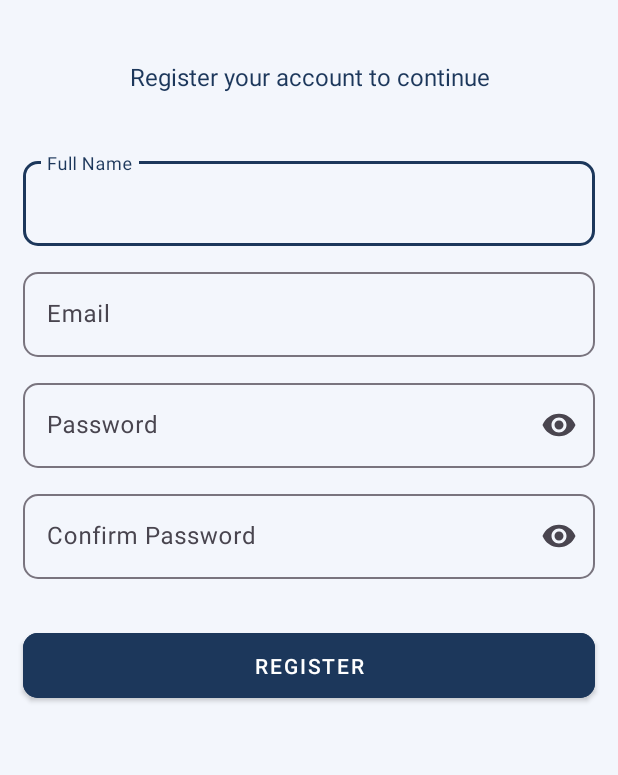
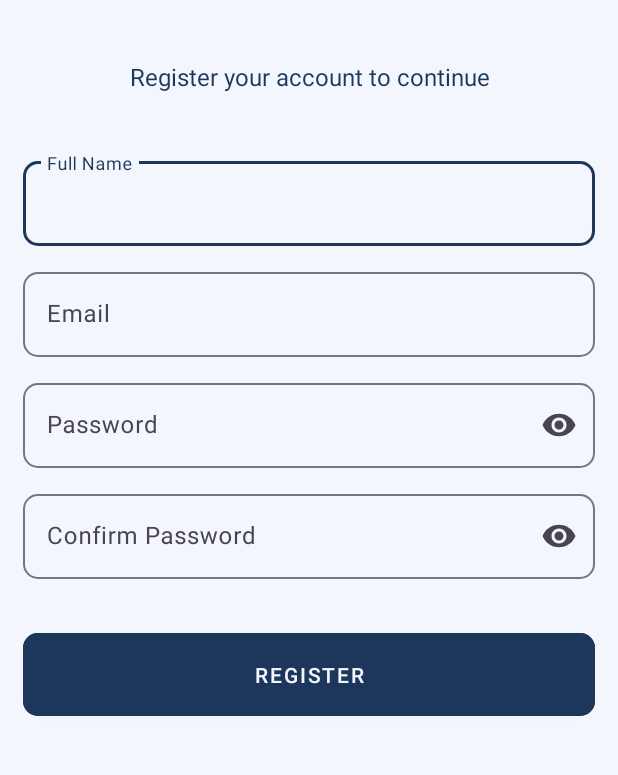
Before and after one commit to QuanHT2412/LabBooking, an Android app: the screen it shows after launch (RegisterActivity), after a tap on "Sign Up", on a phone screen of 412 x 824 dp, the part 211-986 px from its top. Run offline under Robolectric (Android 15) with nearby library versions, the phone set to English and light mode, and no system bars; our stand-ins replace Firebase (no records; nobody signed in at launch, a user with empty details on screens opened directly); 1 other tap on this screen came first.

Commit message:
Add sign-in state checks and improve auth UI
Added checks in HomeActivity, RegisterActivity, and SignInActivity to redirect users based on authentication state. Improved SettingsFragment to support sign out. Updated sign-in and register layouts for better error display and consistent text colors. Refactored view IDs in sign-in layout for clarity.

```diff
--- a/app/src/main/java/io/diendanx/labbooking/activities/Home/HomeActivity.java
+++ b/app/src/main/java/io/diendanx/labbooking/activities/Home/HomeActivity.java
@@ -5,6 +5,7 @@ import android.content.pm.PackageManager;
 import android.os.Build;
 import android.os.Bundle;
 import android.view.View;
+import android.widget.Button;
 import android.widget.TextView;
 
 import androidx.activity.EdgeToEdge;
@@ -19,12 +20,15 @@ import androidx.viewpager2.widget.ViewPager2;
 
 import com.google.android.material.appbar.MaterialToolbar;
 import com.google.android.material.bottomnavigation.BottomNavigationView;
+import com.google.firebase.auth.FirebaseAuth;
+import com.google.firebase.auth.FirebaseUser;
 
 import java.util.Stack;
 
 import io.diendanx.labbooking.R;
 import io.diendanx.labbooking.activities.Cart.CartActivity;
 import io.diendanx.labbooking.activities.Home.adapters.HomePagerAdapter;
+import io.diendanx.labbooking.activities.SignIn.SignInActivity;
 import io.diendanx.labbooking.services.CartNotificationService;
 
 public class HomeActivity extends AppCompatActivity {
@@ -36,6 +40,18 @@ public class HomeActivity extends AppCompatActivity {
     private final Stack<Integer> fragmentBackStack = new Stack<>();
     private final int REQUEST_NOTIFICATION_PERMISSION = 100;
     private int cartItemCount = 0;
+    private Button btnSignOut;
+    private FirebaseAuth mAuth;
+
+    @Override
+    protected void onStart() {
+        super.onStart();
+        // Check if user is already signed in
+        if (mAuth.getCurrentUser() == null) {
+            startActivity(new Intent(getApplicationContext(), SignInActivity.class));
+            finish();
+        }
+    }
 
     @Override
     protected void onCreate(Bundle savedInstanceState) {
@@ -68,6 +84,7 @@ public class HomeActivity extends AppCompatActivity {
         bottomNav = findViewById(R.id.bottom_navigation);
         topAppBar = findViewById(R.id.top_app_bar);
         tvCartBadge = findViewById(R.id.tv_cart_badge);
+        mAuth = FirebaseAuth.getInstance();
 
         // set adapter for viewPager
         viewPager.setAdapter(new HomePagerAdapter(this));
@@ -75,6 +92,7 @@ public class HomeActivity extends AppCompatActivity {
     }
 
     private void setListeners() {
+
         bottomNav.setOnItemSelectedListener(item -> {
             int itemId = item.getItemId();
             int newPosition = -1;
--- a/app/src/main/java/io/diendanx/labbooking/activities/Register/RegisterActivity.java
+++ b/app/src/main/java/io/diendanx/labbooking/activities/Register/RegisterActivity.java
@@ -34,6 +34,16 @@ public class RegisterActivity extends AppCompatActivity {
     private FirebaseAuth mAuth;
     private CircularProgressIndicator progressIndicator;
     private TextInputLayout emailInputLayout, passwordInputLayout, confirmPasswordInputLayout, nameInputLayout;
+
+    @Override
+    protected void onStart() {
+        super.onStart();
+        // Check if user is already signed in
+        if (mAuth.getCurrentUser() != null) {
+            startActivity(new Intent(getApplicationContext(), HomeActivity.class));
+            finish();
+        }
+    }
 
     @Override
     protected void onCreate(Bundle savedInstanceState) {
--- a/app/src/main/java/io/diendanx/labbooking/activities/SignIn/SignInActivity.java
+++ b/app/src/main/java/io/diendanx/labbooking/activities/SignIn/SignInActivity.java
@@ -31,6 +31,16 @@ public class SignInActivity extends AppCompatActivity {
     private CircularProgressIndicator progressIndicator;
 
     @Override
+    protected void onStart() {
+        super.onStart();
+        // Check if user is already signed in
+        if (mAuth.getCurrentUser() != null) {
+            startActivity(new Intent(getApplicationContext(), HomeActivity.class));
+            finish();
+        }
+    }
+
+    @Override
     protected void onCreate(Bundle savedInstanceState) {
         super.onCreate(savedInstanceState);
         EdgeToEdge.enable(this);
@@ -47,10 +57,10 @@ public class SignInActivity extends AppCompatActivity {
     private void initViews() {
         signInButton = findViewById(R.id.btn_signin);
         registerButton = findViewById(R.id.btn_signup);
-        emailEditText = findViewById(R.id.et_email);
-        passwordEditText = findViewById(R.id.et_password);
-        emailInputLayout = findViewById(R.id.et_email_wrapper);
-        passwordInputLayout = findViewById(R.id.et_confirm_password_wrapper);
+        emailEditText = findViewById(R.id.et_email_signin);
+        passwordEditText = findViewById(R.id.et_password_signin);
+        emailInputLayout = findViewById(R.id.et_email_wrapper_signin);
+        passwordInputLayout = findViewById(R.id.et_password_wrapper_signin);
         progressIndicator = findViewById(R.id.progress_indicator_signin);
         mAuth = FirebaseAuth.getInstance();
     }
--- a/app/src/main/res/layout/activity_register.xml
+++ b/app/src/main/res/layout/activity_register.xml
@@ -70,6 +70,9 @@
                 android:layout_width="match_parent"
                 android:layout_height="wrap_content"
                 android:layout_marginHorizontal="15dp"
+                app:errorTextColor="@color/red_500"
+                app:boxStrokeErrorColor="@color/red_500"
+                app:errorIconTint="@color/red_500"
                 android:layout_marginTop="40dp"
                 android:hint="Full Name"
                 app:boxCornerRadiusBottomEnd="10dp"
@@ -83,6 +86,7 @@
                     android:id="@+id/et_name"
                     android:layout_width="match_parent"
                     android:layout_height="wrap_content"
+                    android:textColor="@color/main_900"
                     android:inputType="textPersonName" />
             </com.google.android.material.textfield.TextInputLayout>
 
@@ -92,6 +96,9 @@
                 android:layout_width="match_parent"
                 android:layout_height="wrap_content"
                 android:layout_marginHorizontal="15dp"
+                app:errorTextColor="@color/red_500"
+                app:boxStrokeErrorColor="@color/red_500"
+                app:errorIconTint="@color/red_500"
                 android:layout_marginTop="12dp"
                 android:hint="@string/email"
                 app:boxCornerRadiusBottomEnd="10dp"
@@ -106,6 +113,7 @@
                     android:id="@+id/et_email"
                     android:layout_width="match_parent"
                     android:layout_height="wrap_content"
+                    android:textColor="@color/main_900"
                     android:inputType="textEmailAddress" />
             </com.google.android.material.textfield.TextInputLayout>
 
@@ -115,6 +123,9 @@
                 android:layout_width="match_parent"
                 android:layout_height="wrap_content"
                 android:layout_marginHorizontal="15dp"
+                app:errorTextColor="@color/red_500"
+                app:boxStrokeErrorColor="@color/red_500"
+                app:errorIconTint="@color/red_500"
                 android:layout_marginTop="12dp"
                 android:hint="@string/password"
                 app:boxCornerRadiusBottomEnd="10dp"
@@ -129,6 +140,7 @@
                     android:id="@+id/et_password"
                     android:layout_width="match_parent"
                     android:layout_height="wrap_content"
+                    android:textColor="@color/main_900"
                     android:inputType="textPassword" />
             </com.google.android.material.textfield.TextInputLayout>
 
@@ -138,6 +150,9 @@
                 android:layout_width="match_parent"
                 android:layout_height="wrap_content"
                 android:layout_marginHorizontal="15dp"
+                app:errorTextColor="@color/red_500"
+                app:boxStrokeErrorColor="@color/red_500"
+                app:errorIconTint="@color/red_500"
                 android:layout_marginTop="12dp"
                 android:hint="Confirm Password"
                 app:boxCornerRadiusBottomEnd="10dp"
@@ -152,6 +167,7 @@
                     android:id="@+id/et_confirm_password"
                     android:layout_width="match_parent"
                     android:layout_height="wrap_content"
+                    android:textColor="@color/main_900"
                     android:inputType="textPassword" />
             </com.google.android.material.textfield.TextInputLayout>
 
@@ -176,7 +192,8 @@
                 android:layout_marginHorizontal="15dp"
                 android:layout_marginTop="30dp"
                 android:backgroundTint="@color/main_900"
-                android:padding="12dp"
+                android:textColor="@color/main_50"
+                android:padding="18dp"
                 android:text="Register"
                 app:cornerRadius="10dp"
                 app:layout_constraintStart_toStartOf="parent"
```
Also changed, not shown: app/src/main/java/io/diendanx/labbooking/activities/Home/fragments/SettingsFragment.java (+24 -36 lines), app/src/main/res/layout/activity_sign_in.xml (+15 -6 lines).
